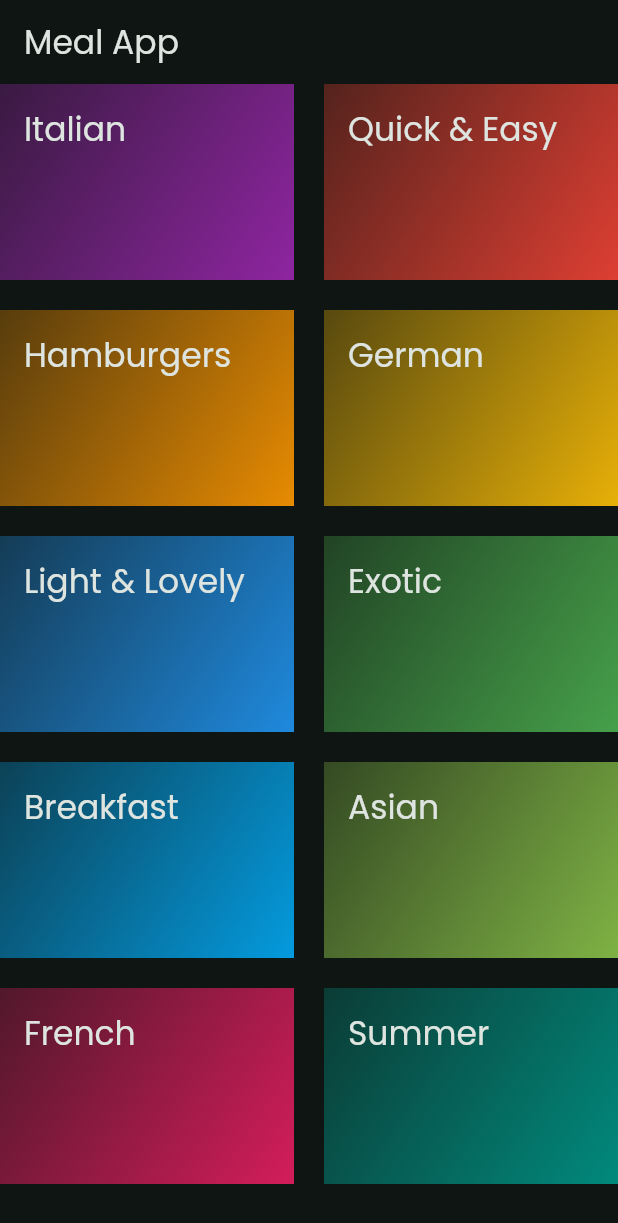
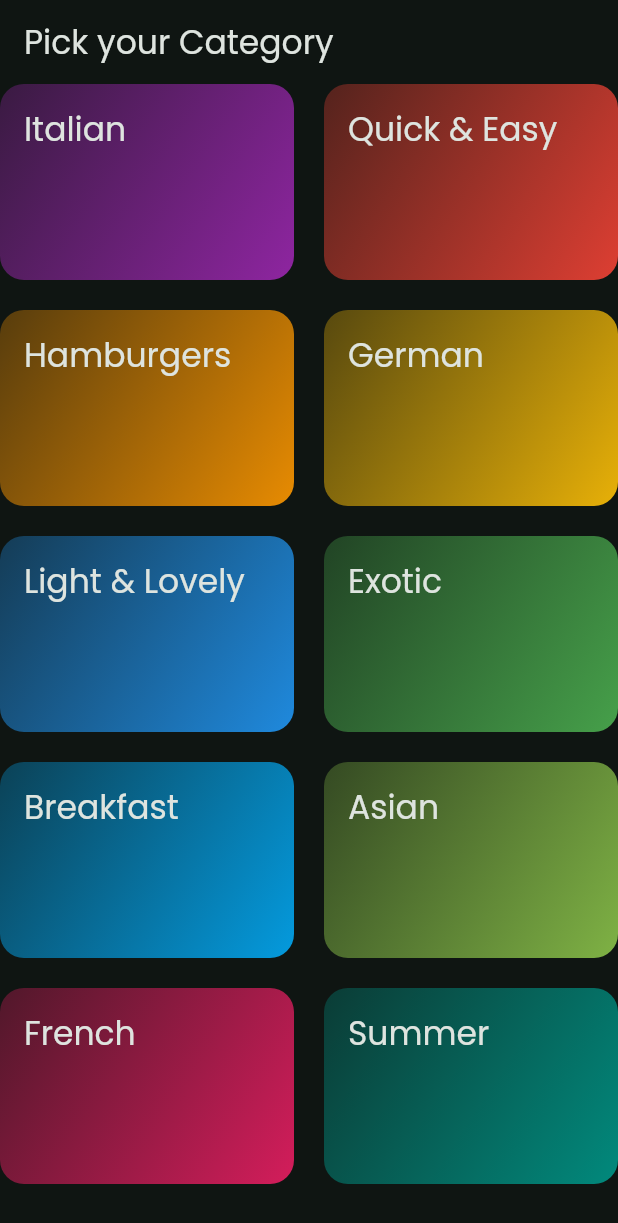
Before and after one commit to medSba/Meal-App, a Flutter app: the screen it shows after launch, on a phone screen of 412 x 824 dp. Shown: the top 1223 px of the screen. Run offline on Flutter 3.47's test engine with Material 3 defaults, Android fonts, the phone set to English and light mode, and no system bars; our stand-ins replace google_fonts.

Commit message:
Add Inkwell to Item of grid

```diff
--- a/lib/screens/categories_screen.dart
+++ b/lib/screens/categories_screen.dart
@@ -9,7 +9,7 @@ class CategoriesScreen extends StatelessWidget {
   Widget build(BuildContext context) {
     return Scaffold(
       appBar: AppBar(
-        title: const Text('Meal App'),
+        title: const Text('Pick your Category'),
       ),
       body: GridView(
         gridDelegate: const SliverGridDelegateWithFixedCrossAxisCount(
--- a/lib/widgets/category_grid_item.dart
+++ b/lib/widgets/category_grid_item.dart
@@ -1,5 +1,6 @@
 import 'package:flutter/material.dart';
 import 'package:meal_app/models/category.dart';
+import 'package:meal_app/screens/meals_screen.dart';
 
 class CategoryGridItem extends StatelessWidget {
   const CategoryGridItem({super.key, required this.category});
@@ -8,9 +9,15 @@ class CategoryGridItem extends StatelessWidget {
 
   @override
   Widget build(BuildContext context) {
-    return Container(
+    return InkWell(
+      onTap: (){const MealsScreen();},
+      splashColor: Theme.of(context).primaryColor,
+      borderRadius: BorderRadius.circular(16),
+
+      child: Container(
         padding: const EdgeInsets.all(16),
         decoration: BoxDecoration(
+            borderRadius: BorderRadius.circular(16),
             gradient: LinearGradient(
               colors: [
               category.color.withOpacity(0.30),
@@ -24,6 +31,7 @@ class CategoryGridItem extends StatelessWidget {
         style: Theme.of(context).textTheme.titleLarge!.copyWith(
           color: Theme.of(context).colorScheme.onBackground
         ),),
+      ),
     );
   }
 }
```
Also changed, not shown: lib/screens/meals_screen.dart (added, +15 -0 lines). Lines whose indentation alone changed are shown as unchanged.
